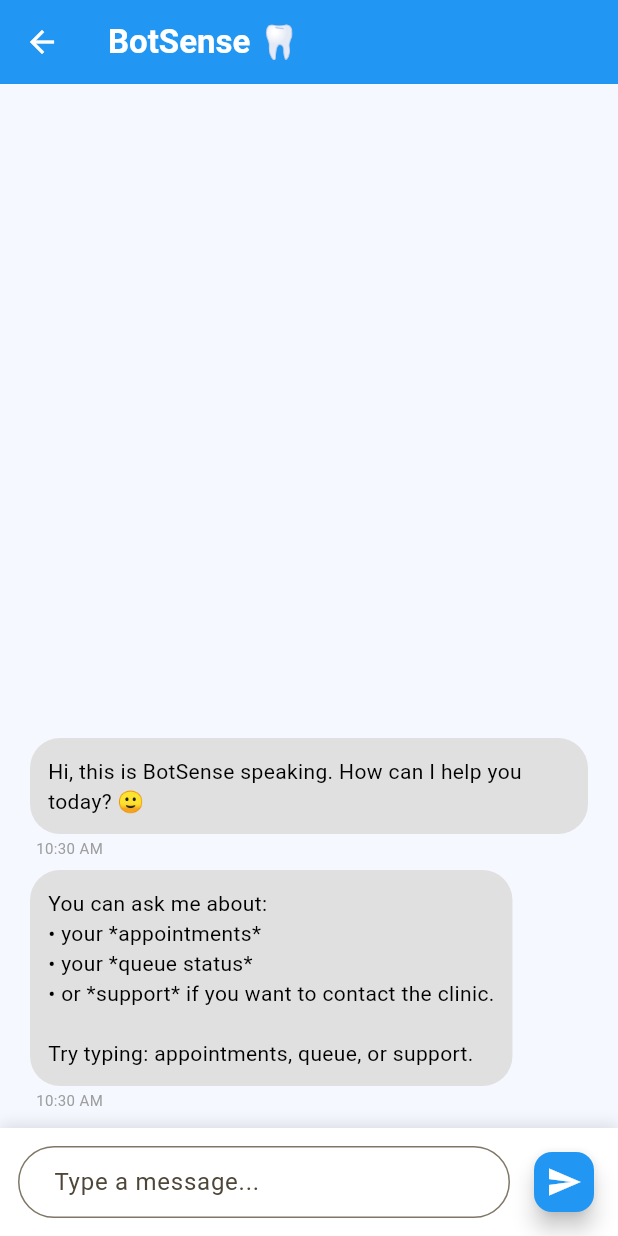
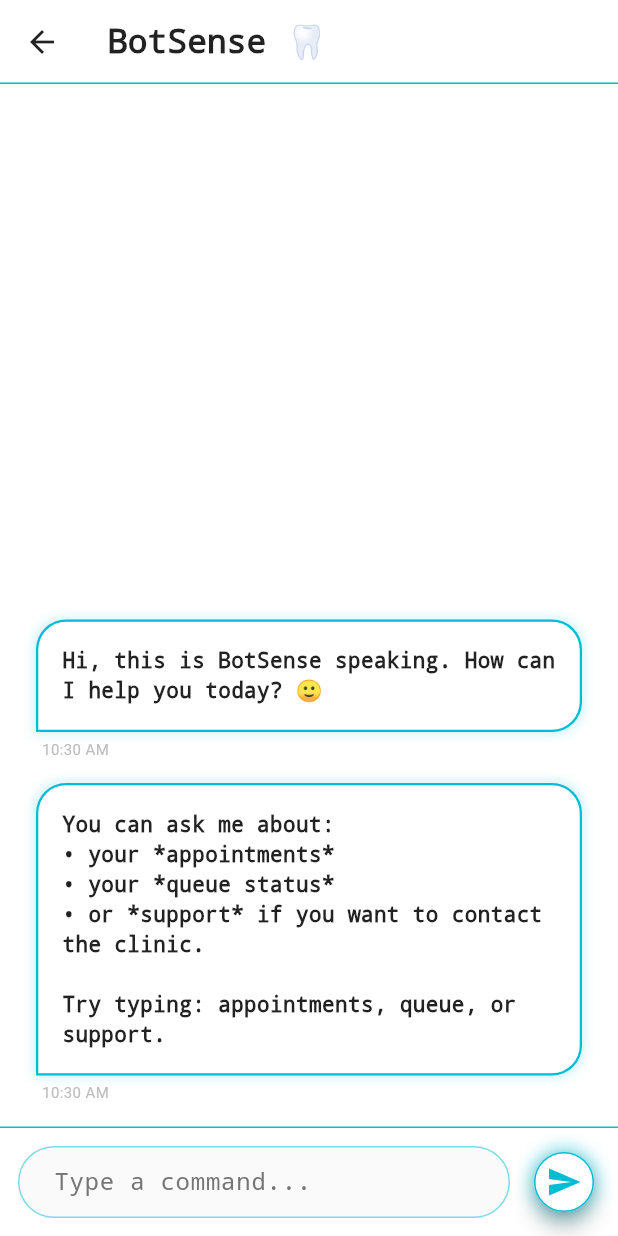
Before and after one commit to Syahzzzz/MedSenseProject, a Flutter app: the ChatScreen screen opened directly, on a phone screen of 412 x 824 dp. Run offline on Flutter 3.47's test engine with Material 3 defaults, Android fonts, the phone set to English and light mode, and no system bars; our stand-ins replace flutter_local_notifications, flutter_tts, image_picker, permission_handler, shared_preferences, supabase_flutter; missing offline and left inert: workmanager; accounts and stored records are empty.

Commit message:
bot themes

```diff
--- a/med_sense_application/lib/screens/chat/chat_screen.dart
+++ b/med_sense_application/lib/screens/chat/chat_screen.dart
@@ -918,20 +918,30 @@ class _ChatScreenState extends State<ChatScreen> {
   @override
   Widget build(BuildContext context) {
     final title = widget.isBot ? 'BotSense 🦷' : (widget.receiverName ?? 'Chat');
-    final primaryColor =
-        widget.isBot ? const Color(0xFF2196F3) : const Color(0xFFFBC02D);
-    final textColor = widget.isBot ? Colors.white : Colors.black;
-    final appBarColor = widget.isBot ? const Color(0xFF2196F3) : Colors.white;
+    final isBot = widget.isBot;
+
+    // Theme Logic - White Futuristic
+    final backgroundColor = isBot ? Colors.white : const Color(0xFFF5F9FF);
+    final appBarColor = isBot ? Colors.white : (widget.isBot ? const Color(0xFF2196F3) : Colors.white);
+    final textColor = isBot ? Colors.black87 : (widget.isBot ? Colors.white : Colors.black);
+    final inputBtnColor = isBot ? Colors.cyan : (widget.isBot ? const Color(0xFF2196F3) : const Color(0xFFFBC02D));
 
     return Scaffold(
-      backgroundColor: const Color(0xFFF5F9FF),
+      backgroundColor: backgroundColor,
       appBar: AppBar(
         title: Text(
           title,
-          style: TextStyle(color: textColor, fontWeight: FontWeight.bold),
+          style: TextStyle(
+            color: textColor,
+            fontWeight: FontWeight.bold,
+            fontFamily: isBot ? 'Courier' : null,
+          ),
         ),
         backgroundColor: appBarColor,
         elevation: 0,
+        shape: isBot
+            ? const Border(bottom: BorderSide(color: Colors.cyan, width: 1))
+            : null,
         iconTheme: IconThemeData(color: textColor),
       ),
       body: Column(
@@ -939,7 +949,7 @@ class _ChatScreenState extends State<ChatScreen> {
           Expanded(
             child: widget.isBot ? _buildBotList() : _buildHumanList(),
           ),
-          _buildInputArea(primaryColor),
+          _buildInputArea(inputBtnColor),
         ],
       ),
     );
@@ -951,12 +961,16 @@ class _ChatScreenState extends State<ChatScreen> {
         child: Column(
           mainAxisAlignment: MainAxisAlignment.center,
           children: [
-            Icon(Icons.smart_toy, size: 64, color: Colors.grey[400]),
+            Icon(Icons.smart_toy, size: 64, color: Colors.cyan.withValues(alpha: 0.5)),
             const SizedBox(height: 16),
             Text(
               "Ask me about queue status,\nOKU priority, or dental care tips.",
               textAlign: TextAlign.center,
-              style: TextStyle(fontSize: 16, color: Colors.grey[600]),
+              style: TextStyle(
+                fontSize: 16,
+                color: Colors.black54,
+                fontFamily: 'Courier',
+              ),
             ),
           ],
         ),
@@ -975,6 +989,7 @@ class _ChatScreenState extends State<ChatScreen> {
             isUser: msg["isUser"],
             time: msg["time"],
             fontSize: widget.isOkuMode ? 20.0 : 14.0,
+            isBotChat: true,
           ),
         );
       },
@@ -1024,6 +1039,61 @@ class _ChatScreenState extends State<ChatScreen> {
   }
 
   Widget _buildInputArea(Color btnColor) {
+    if (widget.isBot) {
+      // Futuristic Bot Input Area (White Theme)
+      return Container(
+        padding: const EdgeInsets.all(12),
+        decoration: const BoxDecoration(
+          color: Colors.white,
+          border: Border(top: BorderSide(color: Colors.cyan, width: 1)),
+        ),
+        child: Row(
+          children: [
+            Expanded(
+              child: TextField(
+                controller: _controller,
+                style: const TextStyle(color: Colors.black87, fontFamily: 'Courier'),
+                cursorColor: Colors.cyan,
+                decoration: InputDecoration(
+                  hintText: 'Type a command...',
+                  hintStyle: TextStyle(color: Colors.grey[600]),
+                  filled: true,
+                  fillColor: const Color(0xFFFAFAFA),
+                  enabledBorder: OutlineInputBorder(
+                    borderRadius: BorderRadius.circular(24),
+                    borderSide: BorderSide(color: Colors.cyan.withValues(alpha: 0.5)),
+                  ),
+                  focusedBorder: OutlineInputBorder(
+                    borderRadius: BorderRadius.circular(24),
+                    borderSide: const BorderSide(color: Colors.cyan),
+                  ),
+                  contentPadding:
+                      const EdgeInsets.symmetric(horizontal: 20, vertical: 12),
+                ),
+                onSubmitted: (_) => _sendMessage(),
+              ),
+            ),
+            const SizedBox(width: 12),
+            Container(
+              decoration: BoxDecoration(
+                shape: BoxShape.circle,
+                boxShadow: [
+                  BoxShadow(color: Colors.cyan.withValues(alpha: 0.4), blurRadius: 8)
+                ]
+              ),
+              child: FloatingActionButton(
+                mini: true,
+                onPressed: _sendMessage,
+                backgroundColor: Colors.white,
+                shape: const CircleBorder(side: BorderSide(color: Colors.cyan)),
+                child: const Icon(Icons.send, color: Colors.cyan),
+              ),
+            ),
+          ],
+        ),
+      );
+    }
+
     return Container(
       padding: const EdgeInsets.all(12),
       decoration: const BoxDecoration(
--- a/med_sense_application/lib/widgets/message_bubble.dart
+++ b/med_sense_application/lib/widgets/message_bubble.dart
@@ -5,6 +5,7 @@ class MessageBubble extends StatelessWidget {
   final bool isUser;
   final String? time;
   final double fontSize;
+  final bool isBotChat;
 
   const MessageBubble({
     super.key,
@@ -12,36 +13,104 @@ class MessageBubble extends StatelessWidget {
     required this.isUser,
     this.time,
     this.fontSize = 14.0,
+    this.isBotChat = false,
   });
 
   @override
   Widget build(BuildContext context) {
+    // Standard Styles
+    final standardUserColor = Colors.blue;
+    final standardUserTextColor = Colors.white;
+    final standardOtherColor = Colors.grey[300];
+    final standardOtherTextColor = Colors.black;
+
+    // Futuristic / Bot Styles
+    // Bot Message: White background with Cyan border (Tech Clinical Look)
+    final botMessageDecoration = BoxDecoration(
+      color: Colors.white,
+      border: Border.all(color: Colors.cyan, width: 1.5),
+      borderRadius: const BorderRadius.only(
+        topLeft: Radius.circular(20),
+        topRight: Radius.circular(20),
+        bottomRight: Radius.circular(20),
+        bottomLeft: Radius.zero,
+      ),
+      boxShadow: [
+        BoxShadow(
+          color: Colors.cyan.withValues(alpha: 0.2),
+          blurRadius: 6,
+          spreadRadius: 1,
+        ),
+      ],
+    );
+
+    // User Message (in Bot Chat): Light Grey background with Purple border
+    final userBotMessageDecoration = BoxDecoration(
+      color: const Color(0xFFF8F9FA), // Off-white
+      border: Border.all(color: Colors.purpleAccent, width: 1.5),
+      borderRadius: const BorderRadius.only(
+        topLeft: Radius.circular(20),
+        topRight: Radius.circular(20),
+        bottomLeft: Radius.circular(20),
+        bottomRight: Radius.zero,
+      ),
+      boxShadow: [
+        BoxShadow(
+          color: Colors.purpleAccent.withValues(alpha: 0.2),
+          blurRadius: 6,
+          spreadRadius: 1,
+        ),
+      ],
+    );
+
+    BoxDecoration decoration;
+    Color textColor;
+
+    if (isBotChat) {
+      if (isUser) {
+        decoration = userBotMessageDecoration;
+        textColor = Colors.black87;
+      } else {
+        decoration = botMessageDecoration;
+        textColor = Colors.black87;
+      }
+    } else {
+      // Standard Chat
+      decoration = BoxDecoration(
+        color: isUser ? standardUserColor : standardOtherColor,
+        borderRadius: BorderRadius.circular(20),
+      );
+      textColor = isUser ? standardUserTextColor : standardOtherTextColor;
+    }
+
     return Padding(
-      padding: const EdgeInsets.symmetric(vertical: 4, horizontal: 12),
+      padding: const EdgeInsets.symmetric(vertical: 8, horizontal: 16),
       child: Column(
         crossAxisAlignment:
             isUser ? CrossAxisAlignment.end : CrossAxisAlignment.start,
         children: [
           Container(
-            padding: const EdgeInsets.all(12),
-            decoration: BoxDecoration(
-              color: isUser ? Colors.blue : Colors.grey[300],
-              borderRadius: BorderRadius.circular(20),
-            ),
+            padding: const EdgeInsets.all(16),
+            decoration: decoration,
             child: Text(
               text,
               style: TextStyle(
-                color: isUser ? Colors.white : Colors.black,
+                color: textColor,
                 fontSize: fontSize,
+                fontFamily: isBotChat ? 'Courier' : null, // Monospace for bot feel
+                fontWeight: isBotChat ? FontWeight.w600 : FontWeight.normal,
               ),
             ),
           ),
           if (time != null)
             Padding(
-              padding: const EdgeInsets.only(top: 2, right: 4, left: 4),
+              padding: const EdgeInsets.only(top: 4, right: 4, left: 4),
               child: Text(
                 time!,
-                style: const TextStyle(fontSize: 10, color: Colors.grey),
+                style: TextStyle(
+                  fontSize: 10,
+                  color: isBotChat ? Colors.grey[400] : Colors.grey,
+                ),
               ),
             ),
         ],
```
